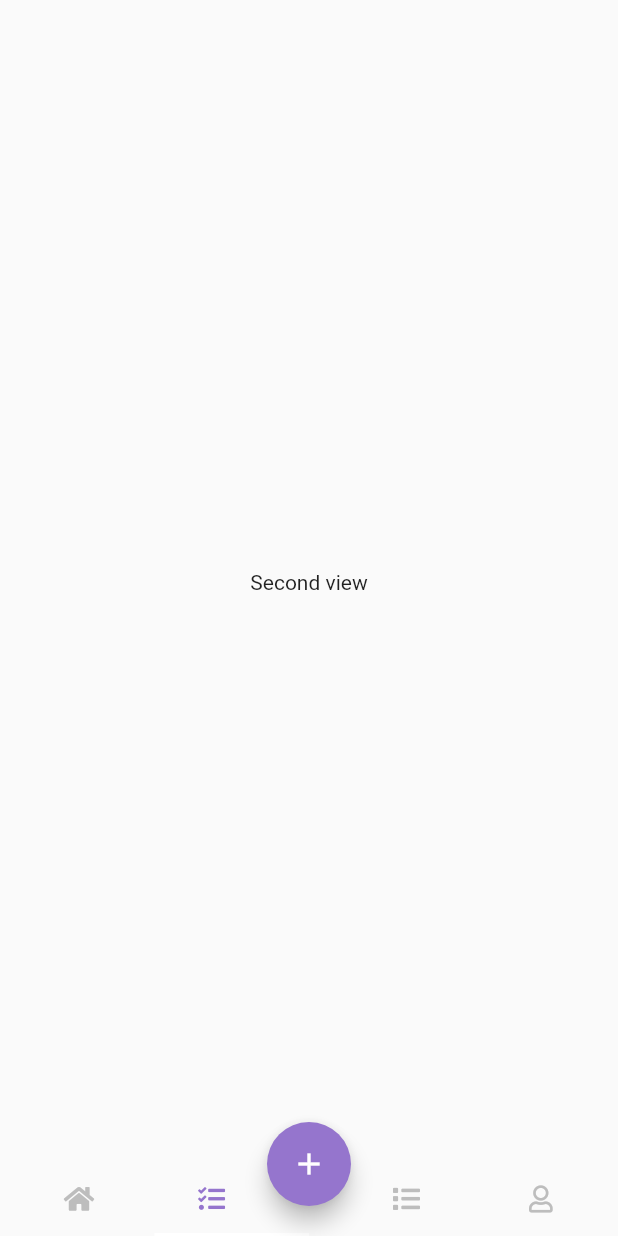
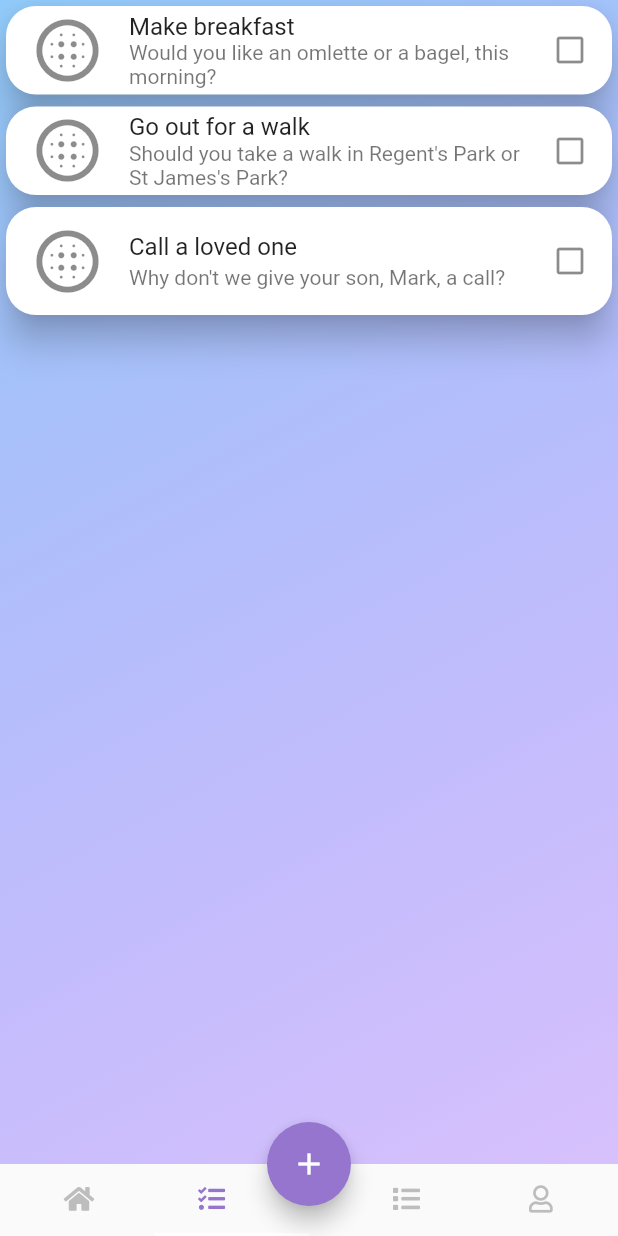
Before and after one commit to alexpavelm/BinaryProject, a Flutter app: the screen it shows after launch, item 2 of the bottom bar chosen, on a phone screen of 412 x 824 dp. Run offline on Flutter 3.47's test engine with Material 2 defaults, Android fonts, the phone set to English and light mode, and no system bars; our stand-ins replace font_awesome_flutter.

Commit message:
Create todo list ( todo class responsible for task, todolist resposible for tasks list).

```diff
--- a/lib/BottomNavBar.dart
+++ b/lib/BottomNavBar.dart
@@ -1,3 +1,4 @@
+import 'package:binary_project/Tasks/ToDoList.dart';
 import 'package:flutter/cupertino.dart';
 import 'package:flutter/material.dart';
 import 'package:font_awesome_flutter/font_awesome_flutter.dart';
@@ -15,7 +16,7 @@ class BottomNavBar extends StatefulWidget {
 class BottomNavBarState extends State<BottomNavBar> {
   final List<Widget> _children = [
     MainPageView(),
-    Center(child: Text("Second view")),
+    ToDoList(),
     Center(child: Text("Third view")),
     Center(child: Text("4TH view")),
   ];
--- /dev/null
+++ b/lib/Tasks/ToDo.dart
@@ -0,0 +1,12 @@
+import 'package:flutter/cupertino.dart';
+
+class ToDo {
+
+	String title;
+	String description;
+	bool isDone = false;
+
+
+
+	ToDo(this.title, this.description);
+}
--- /dev/null
+++ b/lib/Tasks/ToDoList.dart
@@ -0,0 +1,71 @@
+import 'package:binary_project/Tasks/ToDo.dart';
+import 'package:flutter/cupertino.dart';
+import 'package:flutter/material.dart';
+
+class ToDoList extends StatefulWidget {
+	@override
+	_ToDoListState createState() => _ToDoListState();
+}
+
+class _ToDoListState extends State<ToDoList> {
+	List<ToDo> todos = [];
+
+	_toggleToDo(ToDo todo, bool isChecked) {
+		setState(() {
+			todo.isDone = isChecked;
+		});
+	}
+
+	Widget _buildItem(ToDo todo) {
+		return Card(
+			shape: RoundedRectangleBorder(
+				borderRadius: BorderRadius.circular(20.0),
+			),
+
+			color: Colors.white,
+			elevation: 10,
+			child: Column(
+				mainAxisAlignment: MainAxisAlignment.spaceEvenly,
+				children: <Widget>[
+					ListTile(
+						leading: Icon(Icons.blur_circular, size: 50),
+						title: Text(todo.title),
+						subtitle: Text(todo.description),
+						trailing: InkWell(onTap: () {
+							setState(() {
+								todo.isDone = true;
+							});
+						},
+							child: todo.isDone ? Icon(
+								Icons.check_box) : Icon(
+								Icons.check_box_outline_blank)),
+					)
+				],
+			),
+		);
+	}
+
+	@override
+	Widget build(BuildContext context) {
+		return Scaffold(
+			body: Container(
+			width: MediaQuery.of(context).size.width,
+		decoration: BoxDecoration(
+		gradient: LinearGradient(colors: <Color>[
+		Colors.blue.shade200,
+		Colors.deepPurpleAccent.shade100.withOpacity(.5)
+		], begin: Alignment.topLeft, end: Alignment.bottomRight)),
+		child: Column(
+		children: <Widget>[
+		_buildItem(ToDo("Make breakfast",
+		"Would you like an omlette or a bagel, this morning?")),
+		_buildItem(ToDo("Go out for a walk",
+		"Should you take a walk in Regent's Park or St James's Park?")),
+		_buildItem(ToDo("Call a loved one",
+		"Why don't we give your son, Mark, a call?")),
+		],
+		),
+		),
+		);
+	}
+}
```
